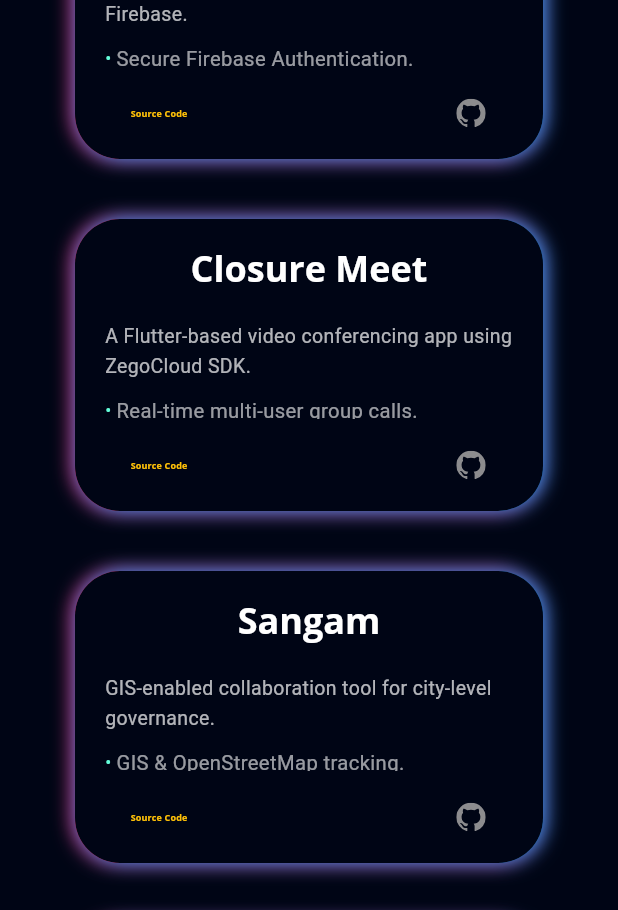
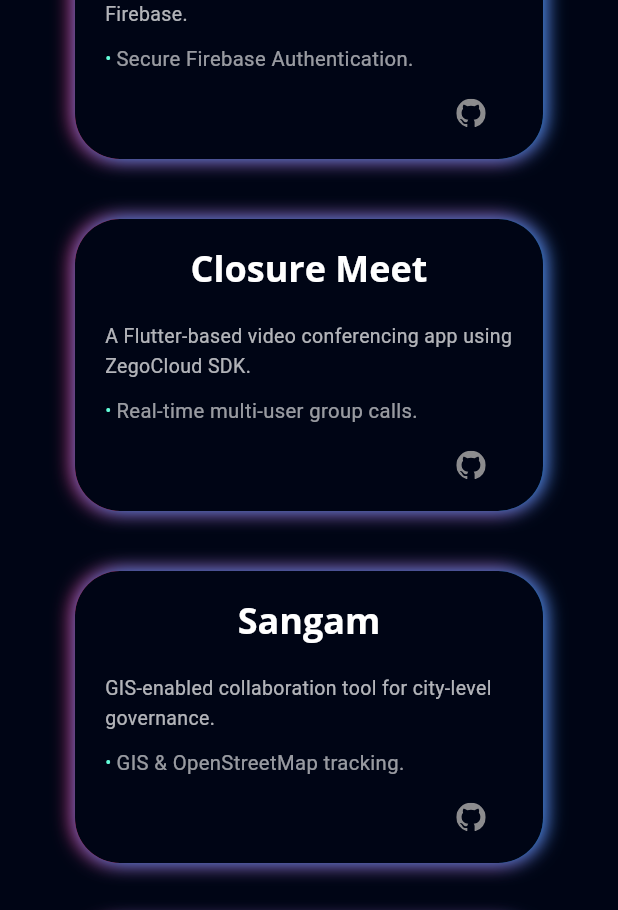
Before and after one commit to Brijesh-gangwar/portfolio, a Flutter app: the ProjectsView screen opened directly, on a phone screen of 412 x 824 dp. Shown: the part 268-1178 px from the top of the screen. Run offline on Flutter 3.47's test engine with Material 3 defaults, Android fonts, the light colour scheme and no system bars; our stand-ins replace flutter_svg, font_awesome_flutter, get, google_fonts, photo_view.

Commit message:
project item fix

```diff
--- a/lib/view/main/components/navigation_button_list.dart
+++ b/lib/view/main/components/navigation_button_list.dart
@@ -76,11 +76,8 @@
 // }
 
 
-
 import 'package:flutter/material.dart';
 import 'package:brijesh_portfolio/view%20model/controller.dart';
-import 'package:brijesh_portfolio/view%20model/responsive.dart';
-
 import 'navigation_button.dart';
 
 class NavigationButtonList extends StatelessWidget {
@@ -104,7 +101,6 @@ class NavigationButtonList extends StatelessWidget {
               },
               text: 'Home',
             ),
-
             NavigationTextButton(
               onTap: () {
                 controller.animateToPage(1,
@@ -142,7 +138,7 @@ class NavigationButtonList extends StatelessWidget {
 
         return Transform.scale(
           scale: value,
-          child: screenWidth < 700
+          child: screenWidth < 600 // ✅ updated from 500 → 600
               ? SingleChildScrollView(
                   scrollDirection: Axis.horizontal,
                   child: navRow,
--- a/lib/view/projects/components/project_deatail.dart
+++ b/lib/view/projects/components/project_deatail.dart
@@ -213,7 +213,9 @@ class ProjectDetail extends StatelessWidget {
             ),
           ),
 
-          const SizedBox(height: defaultPadding / 3),
+
+if (!isMobile) const SizedBox(height: defaultPadding / 2),
+
 
           ProjectLinks(index: index),
         ],
--- a/lib/view/projects/components/project_link.dart
+++ b/lib/view/projects/components/project_link.dart
@@ -17,14 +17,14 @@ return Padding(
       padding: const EdgeInsets.only(right :4, left: 4),
       child: Row(
         children: [
-          TextButton(
-            onPressed: () {
-              launchUrl(Uri.parse(projectList[index].link));
-            },
-            child: const Text('Source Code',overflow: TextOverflow.ellipsis,style: TextStyle(color: Colors.amber,fontWeight: FontWeight.bold,fontSize: 6),),
-          ),
+          // TextButton(
+          //   onPressed: () {
+          //     launchUrl(Uri.parse(projectList[index].link));
+          //   },
+          //   child: const Text('Source Code',overflow: TextOverflow.ellipsis,style: TextStyle(color: Colors.amber,fontWeight: FontWeight.bold,fontSize: 6),),
+          // ),
           const Spacer(),
-          IconButton(onPressed: () {launchUrl(Uri.parse(projectList[index].link));}, icon: SvgPicture.asset('assets/icons/github.svg'),iconSize: 10,),
+          IconButton(onPressed: () {launchUrl(Uri.parse(projectList[index].link));}, icon: SvgPicture.asset('assets/icons/github.svg'),iconSize: 8,),
         ],
       ),
     );
```
Also changed, not shown: 3 other files. Lines whose indentation alone changed are shown as unchanged.
